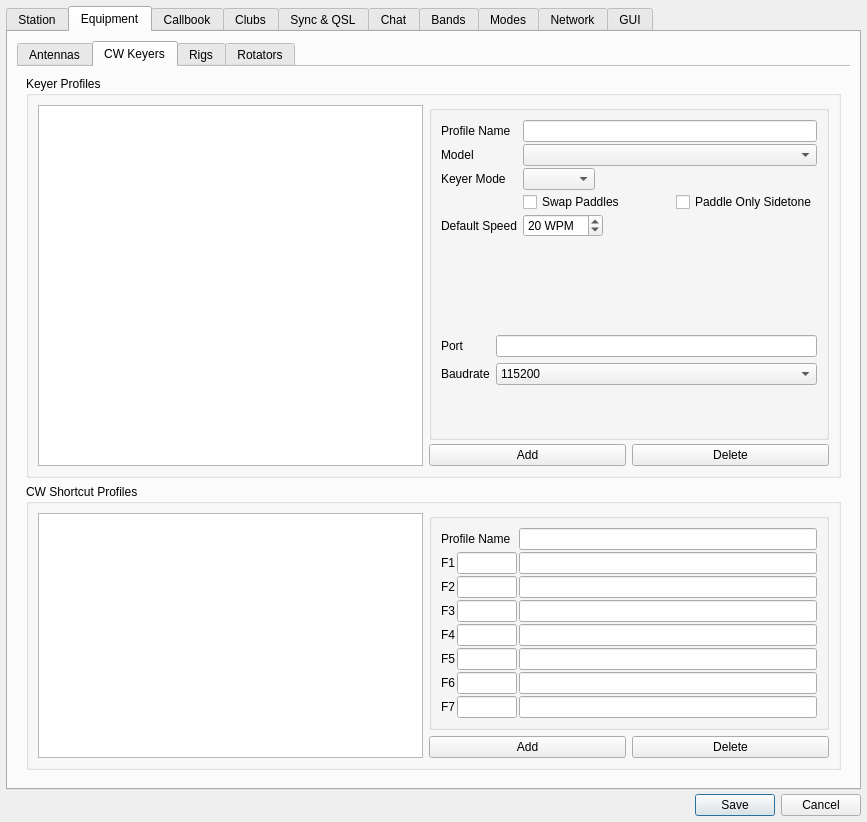
First picture: the form in ui/SettingsDialog.ui, repository dawkagaming/QLog, before the edit.
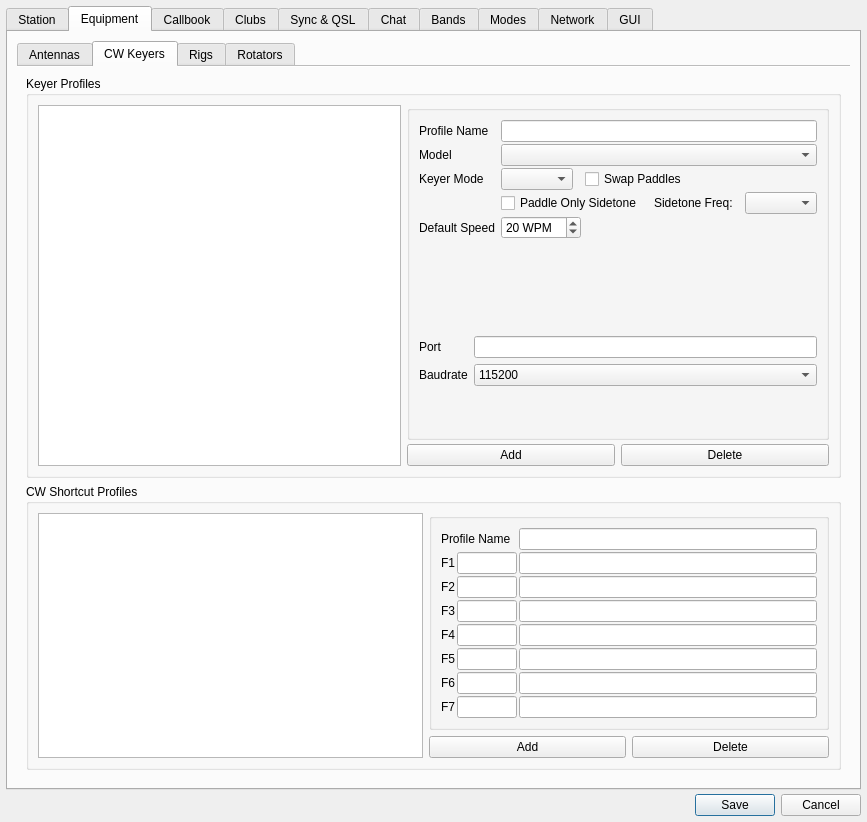
Second picture: the form after the edit. The open tabs and pages were chosen to show the change. Icons and pictures are not drawn. Custom widgets are drawn as their Qt base class.

Commit message: Winkey v2, CWDaemon: Added Sidetone freq setting

```diff
--- a/ui/SettingsDialog.ui
+++ b/ui/SettingsDialog.ui
@@ -710,20 +710,20 @@
                   </widget>
                  </item>
                  <item row="2" column="1">
-                  <widget class="QComboBox" name="cwKeyModeSelect">
-                   <property name="sizePolicy">
-                    <sizepolicy hsizetype="Maximum" vsizetype="Fixed">
-                     <horstretch>0</horstretch>
-                     <verstretch>0</verstretch>
-                    </sizepolicy>
-                   </property>
-                  </widget>
-                 </item>
-                 <item row="3" column="1">
                   <layout class="QHBoxLayout" name="horizontalLayout_37">
                    <property name="spacing">
                     <number>12</number>
                    </property>
+                   <item>
+                    <widget class="QComboBox" name="cwKeyModeSelect">
+                     <property name="sizePolicy">
+                      <sizepolicy hsizetype="Maximum" vsizetype="Fixed">
+                       <horstretch>0</horstretch>
+                       <verstretch>0</verstretch>
+                      </sizepolicy>
+                     </property>
+                    </widget>
+                   </item>
                    <item>
                     <widget class="QCheckBox" name="cwSwapPaddlesCheckbox">
                      <property name="text">
@@ -731,6 +731,13 @@
                      </property>
                     </widget>
                    </item>
+                  </layout>
+                 </item>
+                 <item row="3" column="1">
+                  <layout class="QHBoxLayout" name="horizontalLayout_43">
+                   <property name="spacing">
+                    <number>12</number>
+                   </property>
                    <item>
                     <widget class="QCheckBox" name="cwPaddleOnlySidetoneCheckbox">
                      <property name="text">
@@ -738,6 +745,23 @@
                      </property>
                     </widget>
                    </item>
+                   <item>
+                    <widget class="QLabel" name="cwSidetoneFreqLabel">
+                     <property name="text">
+                      <string>Sidetone Freq:</string>
+                     </property>
+                    </widget>
+                   </item>
+                   <item>
+                    <widget class="QComboBox" name="cwSidetoneFreqCombo">
+                     <property name="sizePolicy">
+                      <sizepolicy hsizetype="Maximum" vsizetype="Fixed">
+                       <horstretch>0</horstretch>
+                       <verstretch>0</verstretch>
+                      </sizepolicy>
+                     </property>
+                    </widget>
+                   </item>
                   </layout>
                  </item>
                  <item row="4" column="0">
```
Left out of the diff: 2 changed lines with no effect on the pictures. The commit also changes 10 other files.
